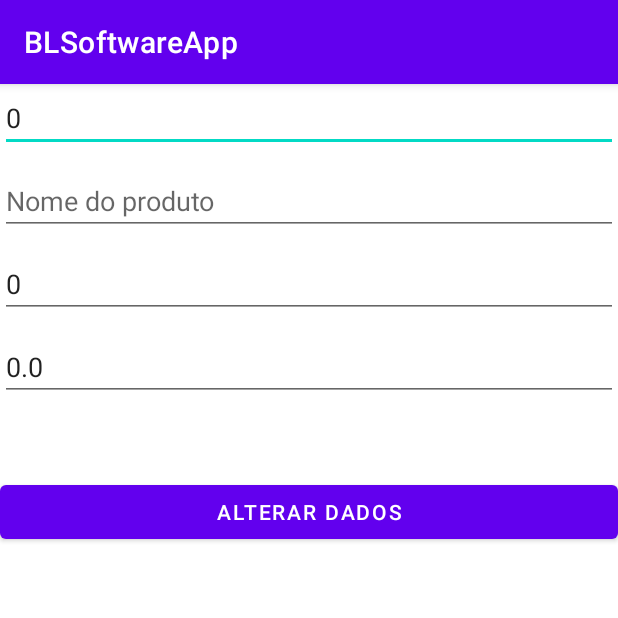
After one commit to wilkison-silva/ProjetoBLSoftware, an Android app: the ActivityEditarProdutos screen opened directly, with no data from a screen before it, on a phone screen of 412 x 824 dp, the top half of it. The commit adds this screen. Run offline under Robolectric (Android 15) with nearby library versions, the phone set to English and light mode, and no system bars; 4 statements that could not run were skipped.

Commit message:
Editar produtos finalizado e atualizando a lista

```diff
--- /dev/null
+++ b/app/src/main/java/br/com/will/BLSoft/Activities/ActivityEditarProdutos.java
@@ -0,0 +1,119 @@
+package br.com.will.BLSoft.Activities;
+
+import androidx.appcompat.app.AppCompatActivity;
+
+import android.os.Bundle;
+import android.view.View;
+import android.widget.Button;
+import android.widget.EditText;
+import android.widget.Toast;
+
+import br.com.will.BLSoft.Controller.ProdutoController;
+import br.com.will.BLSoft.DBHelper.ConexaoSQLite;
+import br.com.will.BLSoft.Model.Produto;
+import br.com.will.BLSoft.R;
+
+public class ActivityEditarProdutos extends AppCompatActivity {
+
+    private EditText editTextCodigoProduto;
+    private EditText editTextNomeProduto;
+    private EditText editTextPrecoProduto;
+    private EditText editTextQuantidadeProduto;
+    private Button buttonAlterarDados;
+
+
+    private Produto produto;
+
+    @Override
+    protected void onCreate(Bundle savedInstanceState) {
+        super.onCreate(savedInstanceState);
+        setContentView(R.layout.activity_editar_produtos);
+
+        editTextCodigoProduto = (EditText) findViewById(R.id.edtCodigoProduto);
+        editTextNomeProduto = (EditText) findViewById(R.id.edtNomeProduto);
+        editTextPrecoProduto = (EditText) findViewById(R.id.edtPrecoProduto);
+        editTextQuantidadeProduto = (EditText) findViewById(R.id.edtQuantidadeProduto);
+        buttonAlterarDados = (Button) findViewById(R.id.btnSalvarProduto);
+
+
+        Bundle bundle = getIntent().getExtras();
+        Produto produto = new Produto();
+        produto.setId(bundle.getLong("id_produto"));
+        produto.setNome(bundle.getString("nome_produto"));
+        produto.setQuantidadeEmEstoque(bundle.getInt("quantidade_em_estoque"));
+        produto.setPreco(bundle.getDouble("preco_produto"));
+
+        this.setDadosProdutos(produto);
+
+        buttonAlterarDados.setOnClickListener(new View.OnClickListener() {
+            @Override
+            public void onClick(View v) {
+                Produto produto = getDadosProdutoFormulario();
+
+                if (produto != null){
+                    ProdutoController produtoController = new ProdutoController(ConexaoSQLite.getInstancia(ActivityEditarProdutos.this));
+                    boolean atualizar = produtoController.atualizarProdutoController(produto);
+                    if (atualizar){
+                        Toast.makeText(ActivityEditarProdutos.this, "Produto alterado com sucesso",Toast.LENGTH_LONG).show();
+                    }
+                    else {
+                        Toast.makeText(ActivityEditarProdutos.this, "Produto não pode ser alterado",Toast.LENGTH_LONG).show();
+                    }
+
+
+                }
+                else {
+                    Toast.makeText(ActivityEditarProdutos.this, "Todos os campos são obrigatórios", Toast.LENGTH_LONG).show();
+                }
+            }
+        });
+
+
+
+
+    }
+
+    private void setDadosProdutos(Produto produto){
+
+        this.editTextCodigoProduto.setText(String.valueOf(produto.getId()));
+        this.editTextNomeProduto.setText(produto.getNome());
+        this.editTextQuantidadeProduto.setText(String.valueOf(produto.getQuantidadeEmEstoque()));
+        this.editTextPrecoProduto.setText(String.valueOf(produto.getPreco()));
+
+    }
+
+    private Produto getDadosProdutoFormulario(){
+        this.produto = new Produto();
+
+        if(this.editTextCodigoProduto.getText().toString().isEmpty() == false) {
+            this.produto.setId(Long.parseLong(this.editTextCodigoProduto.getText().toString()));
+        }
+        else {
+            return null;
+        }
+
+        if (this.editTextNomeProduto.getText().toString().isEmpty() == false){
+            this.produto.setNome(this.editTextNomeProduto.getText().toString());
+        }
+        else {
+            return null;
+        }
+        if (this.editTextQuantidadeProduto.getText().toString().isEmpty() == false){
+            int quantidadeProduto = Integer.parseInt(this.editTextQuantidadeProduto.getText().toString());
+            this.produto.setQuantidadeEmEstoque(quantidadeProduto);
+        }
+        else {
+            return null;
+        }
+        if (this.editTextPrecoProduto.getText().toString().isEmpty() == false){
+            double precoProduto = Double.parseDouble(this.editTextPrecoProduto.getText().toString());
+            this.produto.setPreco(precoProduto);
+        }
+        else{
+            return null;
+        }
+
+        return this.produto;
+
+    }
+}
--- a/app/src/main/java/br/com/will/BLSoft/Activities/ActivityProduto.java
+++ b/app/src/main/java/br/com/will/BLSoft/Activities/ActivityProduto.java
@@ -60,13 +60,13 @@ public class ActivityProduto extends AppCompatActivity {
     private Produto getDadosProdutoFormulario(){
         this.produto = new Produto();
 
-        if(this.edtCodigoProduto.getText().toString().isEmpty() == false) {
+        /*if(this.edtCodigoProduto.getText().toString().isEmpty() == false) {
             this.produto.setId(Long.parseLong(this.edtCodigoProduto.getText().toString()));
         }
         else {
             return null;
         }
-
+*/
         if (this.edtNomeProduto.getText().toString().isEmpty() == false){
             this.produto.setNome(this.edtNomeProduto.getText().toString());
         }
@@ -81,7 +81,7 @@ public class ActivityProduto extends AppCompatActivity {
             return null;
         }
         if (this.edtPrecoProduto.getText().toString().isEmpty() == false){
-            double precoProduto = Integer.parseInt(this.edtQuantidadeProduto.getText().toString());
+            double precoProduto = Double.parseDouble(this.edtQuantidadeProduto.getText().toString());
             this.produto.setPreco(precoProduto);
         }
         else{
--- a/app/src/main/java/br/com/will/BLSoft/Controller/ProdutoController.java
+++ b/app/src/main/java/br/com/will/BLSoft/Controller/ProdutoController.java
@@ -26,4 +26,8 @@ public class ProdutoController {
     public boolean exluirProdutoController(long idProduto){
         return this.produtoDAO.excluirProdutoDAO(idProduto);
     }
+
+    public boolean atualizarProdutoController(Produto produto){
+        return this.produtoDAO.atualizarProdutoDAO(produto);
+    }
 }
--- /dev/null
+++ b/app/src/main/res/layout/activity_editar_produtos.xml
@@ -0,0 +1,59 @@
+<?xml version="1.0" encoding="utf-8"?>
+<LinearLayout xmlns:android="http://schemas.android.com/apk/res/android"
+    xmlns:app="http://schemas.android.com/apk/res-auto"
+    xmlns:tools="http://schemas.android.com/tools"
+    android:layout_width="match_parent"
+    android:layout_height="match_parent"
+    android:orientation="vertical"
+    tools:context=".Activities.ActivityEditarProdutos">
+
+    <EditText
+    android:id="@+id/edtCodigoProduto"
+    android:hint="Código de barras"
+    android:inputType="numberSigned"
+    android:layout_width="match_parent"
+    android:layout_height="wrap_content"/>
+
+    <Space
+        android:layout_width="match_parent"
+        android:layout_height="10dp"/>
+
+    <EditText
+        android:id="@+id/edtNomeProduto"
+        android:hint="Nome do produto"
+        android:layout_width="match_parent"
+        android:layout_height="wrap_content"/>
+
+    <Space
+        android:layout_width="match_parent"
+        android:layout_height="10dp"/>
+
+    <EditText
+        android:id="@+id/edtQuantidadeProduto"
+        android:hint="Quantidade em estoque"
+        android:inputType="numberSigned"
+        android:layout_width="match_parent"
+        android:layout_height="wrap_content"/>
+
+    <Space
+        android:layout_width="match_parent"
+        android:layout_height="10dp"/>
+
+    <EditText
+        android:id="@+id/edtPrecoProduto"
+        android:inputType="numberDecimal"
+        android:hint="Preço do produto"
+        android:layout_width="match_parent"
+        android:layout_height="wrap_content"/>
+
+    <Space
+        android:layout_width="match_parent"
+        android:layout_height="50dp"/>
+
+    <Button
+        android:id="@+id/btnSalvarProduto"
+        android:text="Alterar dados"
+        android:layout_width="match_parent"
+        android:layout_height="wrap_content"/>
+
+</LinearLayout>
```
Also changed, not shown: app/src/main/AndroidManifest.xml (+4 -3 lines), app/src/main/java/br/com/will/BLSoft/Activities/ActivityListarProdutos.java (+24 -2 lines), app/src/main/java/br/com/will/BLSoft/Adapters/AdapterListaProdutos.java (+9 -0 lines), app/src/main/java/br/com/will/BLSoft/DAO/ProdutoDAO.java (+31 -0 lines), app/src/main/res/layout/activity_listar_produtos.xml (+7 -0 lines), app/src/main/res/layout/layout_lista_de_produtos.xml (+7 -0 lines).
